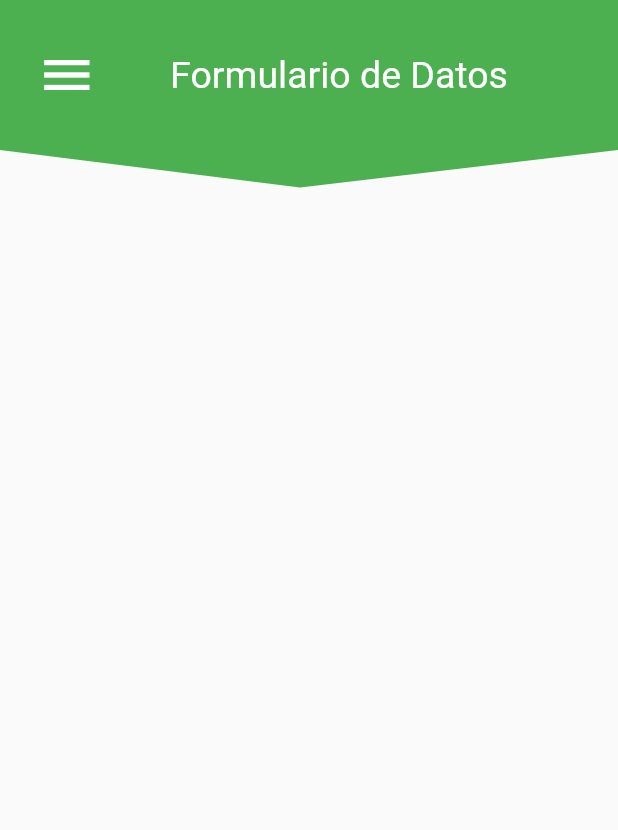
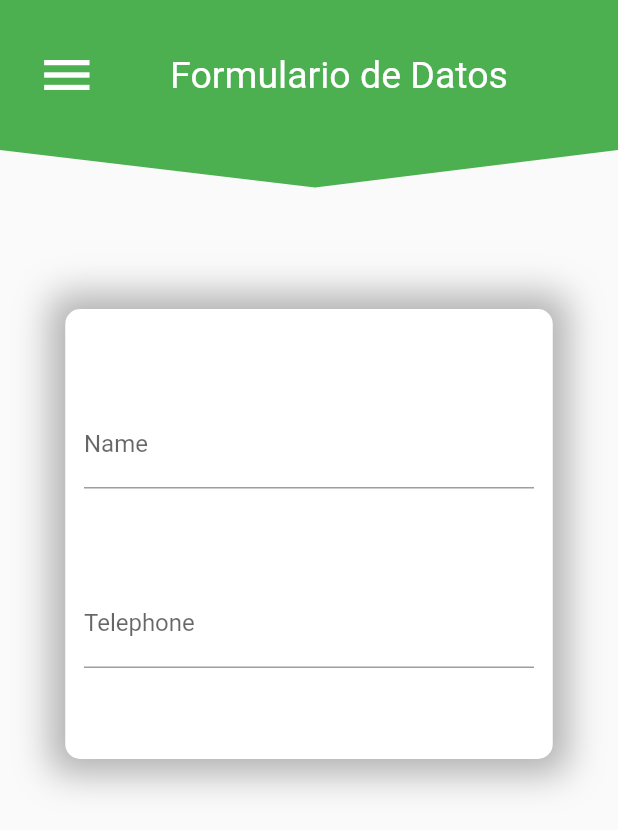
Before and after one commit to Jordieee/Practica5IPC_2022_StatefulLogin, a Flutter app: the screen it shows after launch, on a phone screen of 412 x 824 dp. Shown: the top 830 px of the screen. Run offline on Flutter 3.47's test engine with Material 2 defaults, Android fonts, the phone set to English and light mode, and no system bars.

```diff
--- a/lib/form_page.dart
+++ b/lib/form_page.dart
@@ -1,20 +1,78 @@
 import 'package:flutter/material.dart';
 
+class FormPage extends StatefulWidget {
+  const FormPage({Key? key}) : super(key: key);
 
-class FormPage extends StatelessWidget {
-  const FormPage({Key? key}) : super(key: key);
+  @override
+  State<FormPage> createState() => _FormPageState();
+}
+
+class _FormPageState extends State<FormPage> {
+
+  late TextEditingController _controller;
+
+  @override
+  void initState(){
+    super.initState();
+    _controller = TextEditingController();
+  }
+
+  @override
+  void dispose(){
+    _controller.dispose();
+    super.dispose();
+  }
 
   @override
   Widget build(BuildContext context) {
     return Scaffold(
       resizeToAvoidBottomInset: false,
       body: SafeArea(
+        child: Column(children: [
+          _Header(),
+          const Spacer(flex: 1,),
+          Container(
+            width: 325,
+            height: 300,
+            decoration: BoxDecoration(
+              color: Colors.white,
+              borderRadius: BorderRadius.circular(10),
+              boxShadow: [
+                BoxShadow(
+                  color: Colors.grey.withOpacity(0.8),
+                  spreadRadius: 10,
+                  blurRadius: 20,
+                ),
+              ],
+            ),
             child: Column(
-
-          children: [
-            _Header(),
-          ]
+              mainAxisAlignment: MainAxisAlignment.spaceEvenly,
+              children: const [
+                SizedBox(
+                  width: 300,
+                  child: TextField(
+                    keyboardType: TextInputType.name,
+                    decoration: InputDecoration(
+                      labelText: "Name",
+                      hintText: "Introduce your name..."
                     ),
+                  ),
+                ),
+                SizedBox(
+                  width: 300,
+                  child: TextField(
+                    keyboardType: TextInputType.name,
+                    decoration: InputDecoration(
+                        labelText: "Telephone",
+                        hintText: "Introduce your telephone..."
+                    ),
+                  ),
+                )
+              ],
+            ),
+          ),
+          const Spacer(flex: 3,),
+        ]),
       ),
     );
   }
@@ -31,9 +89,17 @@ class FormPage extends StatelessWidget {
             child: Row(
               mainAxisAlignment: MainAxisAlignment.spaceBetween,
               children: const [
-                      Spacer(flex: 1,),
-                      Icon(Icons.menu, size: 40, color: Colors.white,),
-                      Spacer(flex: 2,),
+                Spacer(
+                  flex: 1,
+                ),
+                Icon(
+                  Icons.menu,
+                  size: 40,
+                  color: Colors.white,
+                ),
+                Spacer(
+                  flex: 2,
+                ),
                 Text(
                   "Formulario de Datos",
                   style: TextStyle(
@@ -41,20 +107,19 @@ class FormPage extends StatelessWidget {
                     color: Colors.white,
                   ),
                 ),
-                      Spacer(flex: 3,),
+                Spacer(
+                  flex: 3,
+                ),
               ],
             ),
           ),
-              )
-
-          );
+        ));
   }
 }
 
 class MyPaint extends CustomPainter {
-
   @override
-  void paint(Canvas canvas, Size size){
+  void paint(Canvas canvas, Size size) {
     final paint = Paint();
 
     paint
@@ -66,14 +131,13 @@ class MyPaint extends CustomPainter {
       ..lineTo(0, 0)
       ..lineTo(size.width, 0)
       ..lineTo(size.width, 100)
-      ..lineTo(200, 125);
-
+      ..lineTo(210, 125);
 
     canvas.drawPath(path, paint);
   }
 
   @override
-  bool shouldRepaint(covariant CustomPainter oldDelegate){
+  bool shouldRepaint(covariant CustomPainter oldDelegate) {
     return true;
   }
 }
```
Lines whose indentation alone changed are shown as unchanged.
